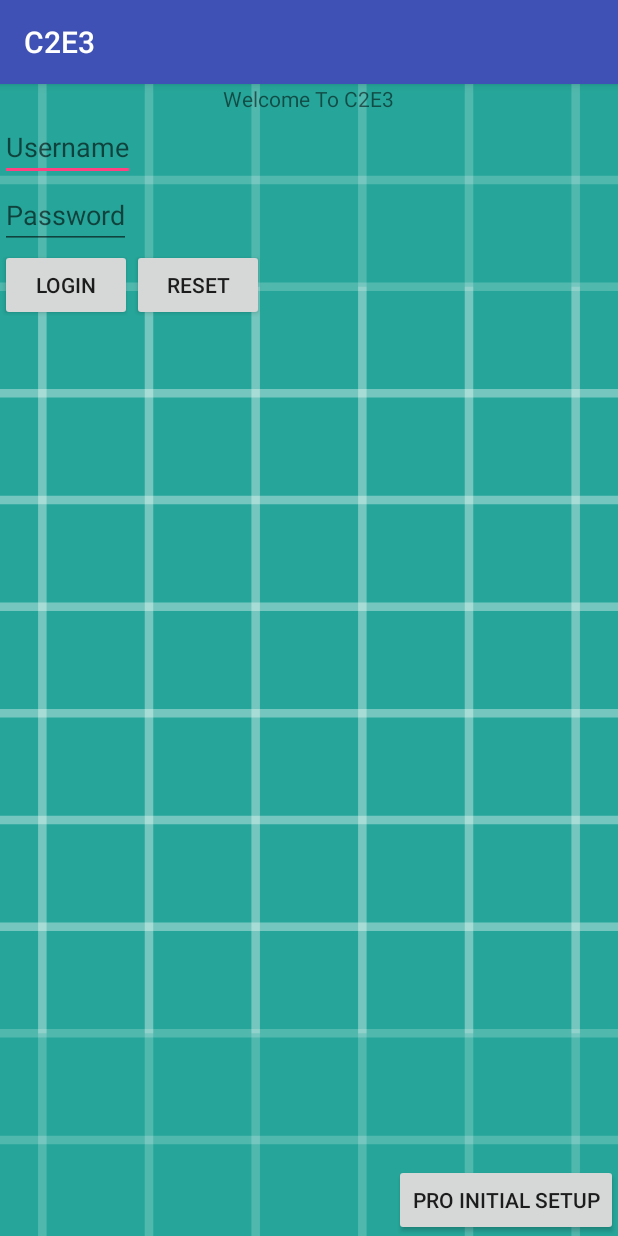
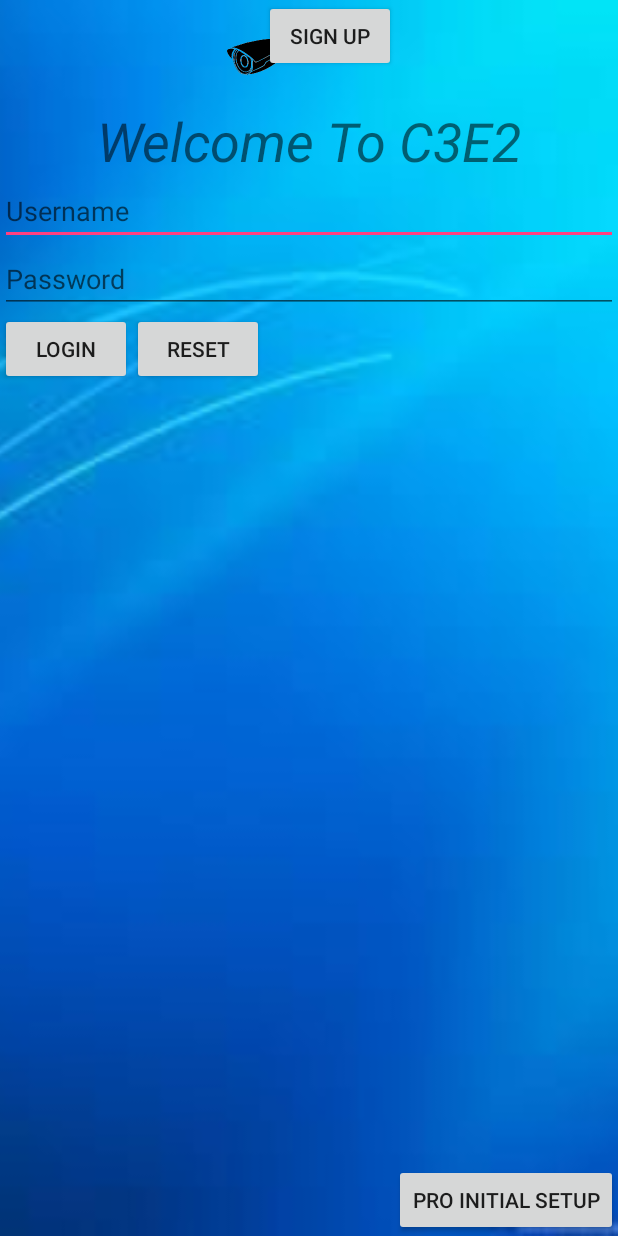
Before and after one commit to biratdhungana/InventoryTracking, an Android app: the screen it shows after launch (LoginActivity), on a phone screen of 412 x 824 dp. Run offline under Robolectric (Android 15) with nearby library versions, the phone set to English and light mode, and no system bars.

Commit message:
Checkpoint 1.0
* Title Bar Removed
* Background picture added

```diff
--- a/app/src/main/java/com/example/birat/c2e3/LoginActivity.java
+++ b/app/src/main/java/com/example/birat/c2e3/LoginActivity.java
@@ -4,6 +4,7 @@ import android.content.Intent;
 import android.support.v7.app.AppCompatActivity;
 import android.os.Bundle;
 import android.view.View;
+import android.view.Window;
 import android.widget.Button;
 import android.widget.EditText;
 import android.widget.Toast;
@@ -18,6 +19,12 @@ public class LoginActivity extends AppCompatActivity {
     @Override
     protected void onCreate(Bundle savedInstanceState) {
         super.onCreate(savedInstanceState);
+
+        //Hide the title bar
+        requestWindowFeature(Window.FEATURE_NO_TITLE);
+        getSupportActionBar().hide();
+        //Till here
+
         setContentView(R.layout.activity_login);
 
         loginButton = (Button)findViewById(R.id.loginButton);
@@ -65,5 +72,8 @@ public class LoginActivity extends AppCompatActivity {
             }
         });
 
+        //TODO: Add signup new activity to go to after signup button
+
+
     }
 }
--- a/app/src/main/res/layout/activity_line_of_sight.xml
+++ b/app/src/main/res/layout/activity_line_of_sight.xml
@@ -8,7 +8,7 @@
         android:id="@+id/Background"
         android:layout_width="match_parent"
         android:layout_height="match_parent"
-        android:src="@drawable/ic_launcher_background"
+        android:src="@drawable/background"
         android:scaleType="centerCrop"/>
 
     <TextView
--- a/app/src/main/res/layout/activity_login.xml
+++ b/app/src/main/res/layout/activity_login.xml
@@ -8,19 +8,30 @@
         android:id="@+id/Background"
         android:layout_width="match_parent"
         android:layout_height="match_parent"
-        android:src="@drawable/ic_launcher_background"
+        android:src="@drawable/background"
         android:scaleType="centerCrop"/>
+
+    <ImageView
+        android:layout_width="wrap_content"
+        android:layout_height="wrap_content"
+        android:id="@+id/logopic"
+        android:src="@mipmap/logo"
+        android:layout_centerInParent="true"
+        android:layout_alignParentTop="true"/>
 
     <TextView
         android:id="@+id/welcomemessage"
         android:layout_width="wrap_content"
         android:layout_height="wrap_content"
-        android:text="Welcome To C2E3"
+        android:text="Welcome To C3E2"
+        android:textSize="36dp"
+        android:textStyle="italic"
+        android:textAlignment="gravity"
         android:layout_centerInParent="true"
-        android:layout_alignParentTop="true"/>
+        android:layout_below="@id/logopic"/>
 
     <EditText
-        android:layout_width="wrap_content"
+        android:layout_width="match_parent"
         android:layout_height="wrap_content"
         android:id="@+id/usernameSpace"
         android:hint="Username"
@@ -29,7 +40,7 @@
 
     <EditText
         android:id="@+id/passwordSpace"
-        android:layout_width="wrap_content"
+        android:layout_width="match_parent"
         android:layout_height="wrap_content"
         android:hint="Password"
         android:inputType="textPassword"
@@ -52,6 +63,13 @@
         android:layout_toRightOf="@id/loginButton"/>
 
     <Button
+        android:layout_width="wrap_content"
+        android:layout_height="wrap_content"
+        android:id="@+id/SignUpButton"
+        android:text="Sign Up"
+        android:layout_toRightOf="@id/resetButton"/>
+
+    <Button
         android:id="@+id/SetupButton"
         android:text="Pro Initial Setup"
         android:layout_width="wrap_content"
```
Also changed, not shown: app/src/main/AndroidManifest.xml (+5 -3 lines), app/src/main/java/com/example/birat/c2e3/LineOfSight.java (+10 -3 lines), app/src/main/java/com/example/birat/c2e3/LiveStreamActivity.java (added, +30 -0 lines), app/src/main/java/com/example/birat/c2e3/Tag1Options.java (added, +49 -0 lines), app/src/main/java/com/example/birat/c2e3/Tags.java (+22 -9 lines), app/src/main/res/layout/activity_live_stream.xml (added, +18 -0 lines), app/src/main/res/layout/activity_tag1_options.xml (added, +27 -0 lines), app/src/main/res/layout/activity_tags.xml (+22 -2 lines), app/src/main/res/drawable/background.jpg (added), app/src/main/res/mipmap-xxhdpi/logo.png (added).
